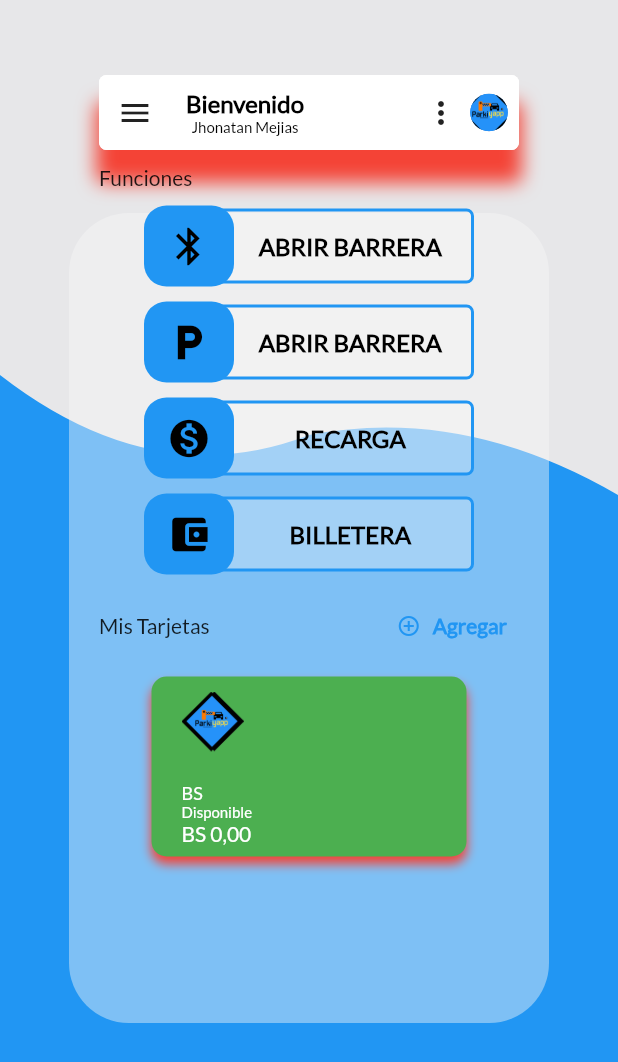
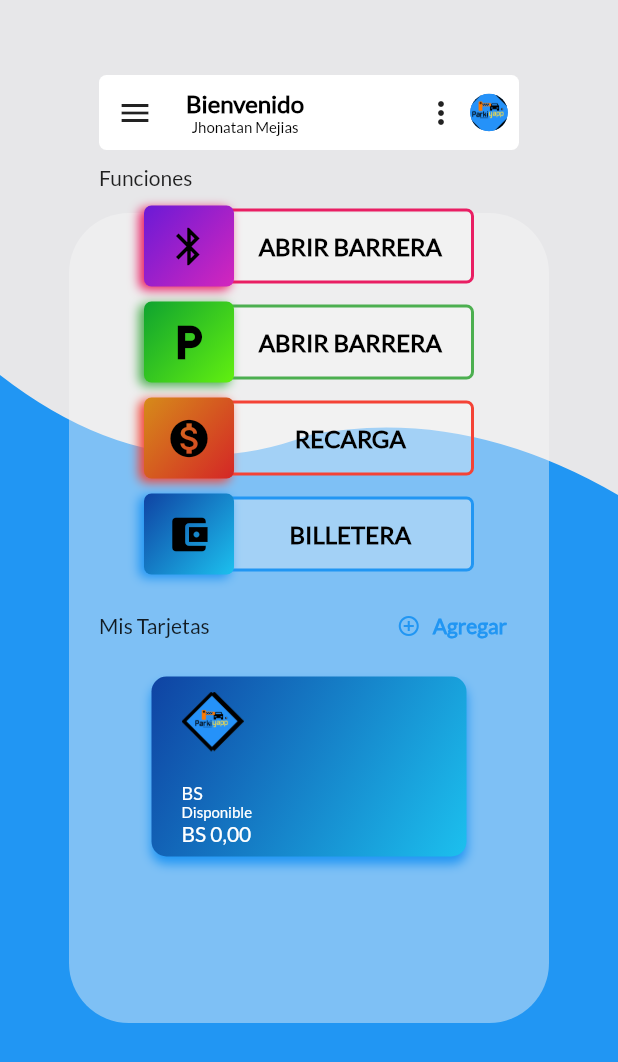
Before and after one commit to jhonatalex/pay_parking, a Flutter app: the screen it shows after launch, on a phone screen of 412 x 824 dp. Shown: the top 1062 px of the screen. Run offline on Flutter 3.47's test engine with Material 2 defaults, Android fonts, the phone set to English and light mode, and no system bars; our stand-ins replace flutter_signin_button, font_awesome_flutter.

Commit message:
Colored and shadow

```diff
--- a/lib/ui/pages/home/home.dart
+++ b/lib/ui/pages/home/home.dart
@@ -13,22 +13,9 @@ class home extends StatelessWidget {
         height: 50,
         width: 280,
         decoration: BoxDecoration(
-            color: Colors.white,
-            borderRadius: BorderRadius.circular(5.0),
-            boxShadow: [
-              BoxShadow(
-                color: Colors.red,
-                offset: Offset(0.0, 20.0),
-                blurRadius: 10.0,
-                spreadRadius: 2.0,
-              ),
-              BoxShadow(
-                color: Colors.white,
-                offset: Offset(0.0, 0.0),
-                blurRadius: 0.0,
-                spreadRadius: 0.0,
-              )
-            ]),
+          color: Colors.white,
+          borderRadius: BorderRadius.circular(5.0),
+        ),
         child: Center(
           child: Row(
               mainAxisAlignment: MainAxisAlignment.spaceBetween,
@@ -78,10 +65,14 @@ class home extends StatelessWidget {
     final funtions = Column(
       crossAxisAlignment: CrossAxisAlignment.start,
       children: [
-        ButtonBlueWithIcon(Icons.bluetooth, "ABRIR BARRERA"),
-        ButtonBlueWithIcon(Icons.local_parking, "ABRIR BARRERA"),
-        ButtonBlueWithIcon(Icons.monetization_on, "RECARGA"),
-        ButtonBlueWithIcon(Icons.account_balance_wallet, "BILLETERA"),
+        ButtonBlueWithIcon(
+            Icons.bluetooth, "ABRIR BARRERA", GradientPink, Colors.pink),
+        ButtonBlueWithIcon(
+            Icons.local_parking, "ABRIR BARRERA", GradientGreen, Colors.green),
+        ButtonBlueWithIcon(
+            Icons.monetization_on, "RECARGA", GradientRed, Colors.red),
+        ButtonBlueWithIcon(Icons.account_balance_wallet, "BILLETERA",
+            GradientBlue, Colors.blue),
       ],
     );
 
@@ -92,13 +83,11 @@ class home extends StatelessWidget {
         padding: EdgeInsets.only(top: 10, left: 20),
         decoration: BoxDecoration(
             color: Colors.green,
+            gradient: GradientBlue,
             //image: DecorationImage(fit: BoxFit.cover, image: AssetImage(pathImage)),
             borderRadius: BorderRadius.all(Radius.circular(10.0)),
             //shape: BoxShape.rectangle,
-            boxShadow: [
-              BoxShadow(
-                  color: Colors.red, offset: Offset(0.0, 5.0), blurRadius: 5.0)
-            ]),
+            boxShadow: [ShadowBlueDown]),
         child: Column(crossAxisAlignment: CrossAxisAlignment.start, children: [
           Image.asset(
             "assets/img/ParKiApp_logo.png",
--- a/lib/ui/widgets/button_blue_with_icon.dart
+++ b/lib/ui/widgets/button_blue_with_icon.dart
@@ -1,10 +1,14 @@
 import 'package:flutter/material.dart';
+import 'package:pay_parking/ui/widgets/styles.dart';
 
 class ButtonBlueWithIcon extends StatelessWidget {
   String textButton = "";
   IconData iconButton = Icons.bluetooth_audio;
+  var gradientColor = GradientRed;
+  var colorBorder = Colors.pink;
 
-  ButtonBlueWithIcon(this.iconButton, this.textButton);
+  ButtonBlueWithIcon(
+      this.iconButton, this.textButton, this.gradientColor, this.colorBorder);
 
   @override
   Widget build(BuildContext context) {
@@ -12,15 +16,16 @@ class ButtonBlueWithIcon extends StatelessWidget {
       height: 54.0,
       width: 60.0,
       decoration: BoxDecoration(
-        borderRadius: BorderRadius.circular(15.0),
-        color: Color(0xFF2196f3),
-        /*gradient: LinearGradient(
-            colors: [
-              Color(0xff426bd3),
-              Color(0xff5d4bd1),
-            ],
-          )*/
-      ),
+          borderRadius: BorderRadius.circular(5.0),
+          boxShadow: [
+            BoxShadow(
+              color: colorBorder,
+              blurStyle: BlurStyle.normal,
+              offset: Offset(-3.0, 2.0),
+              blurRadius: 5,
+            )
+          ],
+          gradient: gradientColor),
       child: Icon(iconButton, color: Colors.black, size: 30.0),
     );
 
@@ -32,7 +37,7 @@ class ButtonBlueWithIcon extends StatelessWidget {
       decoration: BoxDecoration(
           borderRadius: BorderRadius.circular(5.0),
           border: Border.all(
-              color: Color(0xFF2196f3), width: 2.0, style: BorderStyle.solid),
+              color: colorBorder, width: 2.0, style: BorderStyle.solid),
           color: Color.fromARGB(76, 250, 250, 250)),
       child: Center(
         child: TextButton(
--- a/lib/ui/widgets/styles.dart
+++ b/lib/ui/widgets/styles.dart
@@ -42,3 +42,58 @@ class GradientBack extends StatelessWidget {
             )));
   }
 }
+
+//LISTADO DE SOMBRAS
+final ShadowBlack = BoxShadow(
+  color: Colors.black,
+  blurStyle: BlurStyle.normal,
+  offset: Offset(-3.0, 2.0),
+  blurRadius: 5,
+);
+final ShadowBlueDown = BoxShadow(
+  color: Colors.blue,
+  blurStyle: BlurStyle.normal,
+  offset: Offset(0.0, 5.0),
+  blurRadius: 5,
+);
+//LISTADO DE GRADIENTES
+final GradientPurple = LinearGradient(
+  begin: Alignment.topLeft,
+  end: Alignment.bottomRight,
+  colors: [
+    Color(0xff426bd3),
+    Color(0xff5d4bd1),
+  ],
+);
+final GradientRed = LinearGradient(
+  begin: Alignment.topLeft,
+  end: Alignment.bottomRight,
+  colors: [
+    Color.fromARGB(255, 214, 139, 26),
+    Color.fromARGB(255, 212, 38, 38),
+  ],
+);
+final GradientPink = LinearGradient(
+  begin: Alignment.topLeft,
+  end: Alignment.bottomRight,
+  colors: [
+    Color.fromARGB(255, 107, 26, 214),
+    Color.fromARGB(255, 212, 38, 189),
+  ],
+);
+final GradientGreen = LinearGradient(
+  begin: Alignment.topLeft,
+  end: Alignment.bottomRight,
+  colors: [
+    Color.fromARGB(255, 15, 163, 47),
+    Color.fromARGB(255, 98, 240, 16),
+  ],
+);
+final GradientBlue = LinearGradient(
+  begin: Alignment.topLeft,
+  end: Alignment.bottomRight,
+  colors: [
+    Color.fromARGB(255, 15, 67, 163),
+    Color.fromARGB(255, 28, 192, 238),
+  ],
+);
```
